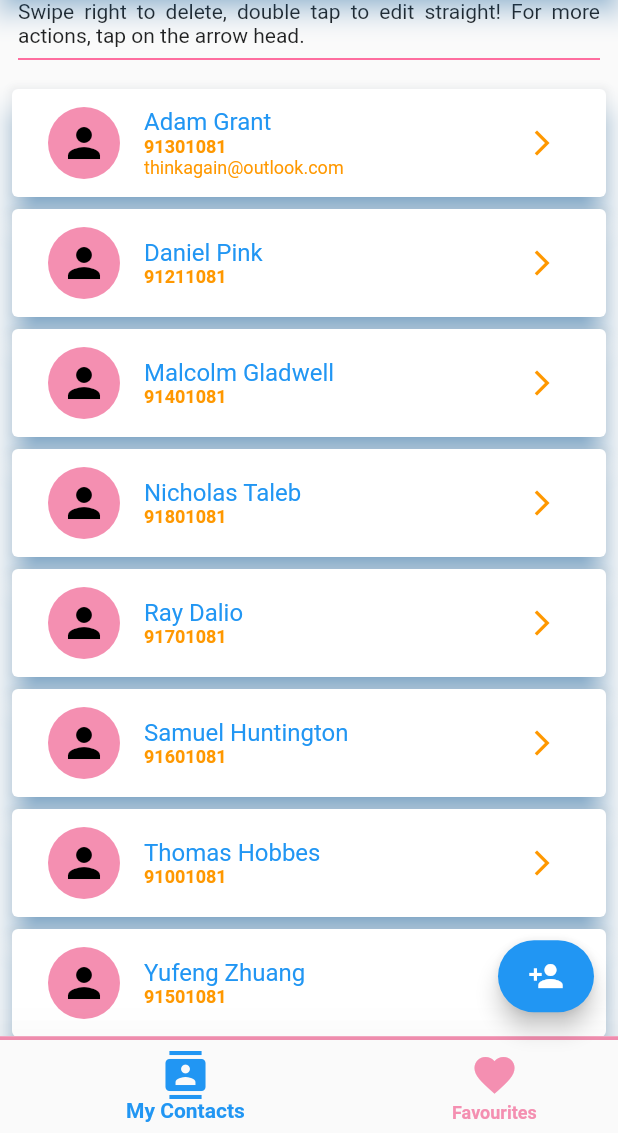
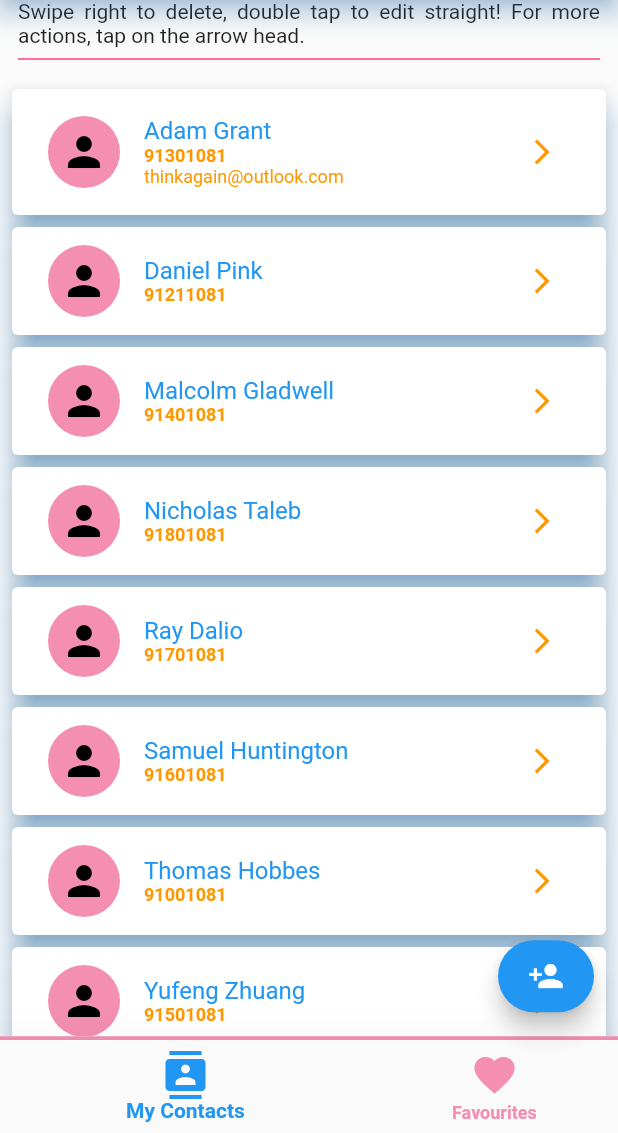
Before and after one commit to rainy-windy/contactlist, a Flutter app: the screen it shows after launch, after a tap on an icon or button, on a phone screen of 412 x 824 dp, the part 103-1236 px from its top. Run offline on Flutter 3.47's test engine with Material 2 defaults, Android fonts, the phone set to English and light mode, and no system bars.

Commit message:
Update padding of cards to make expansion slightly more obvious

```diff
--- a/lib/widgets/contactlist.dart
+++ b/lib/widgets/contactlist.dart
@@ -56,7 +56,7 @@ class _ContactListState extends State<ContactList> {
                     margin: const EdgeInsets.symmetric(horizontal:8.0, vertical: 4.0),
                     shadowColor: Theme.of(context).primaryColorDark,
                     child: Padding(
-                      padding: const EdgeInsets.symmetric(horizontal: 8.0, vertical: 12.0),
+                      padding: EdgeInsets.symmetric(horizontal: 8.0, vertical: (n == _expand)? 18.0 : 12.0),
                       child: Row(
                         mainAxisAlignment: MainAxisAlignment.spaceBetween,
                         children: <Widget>[
```
